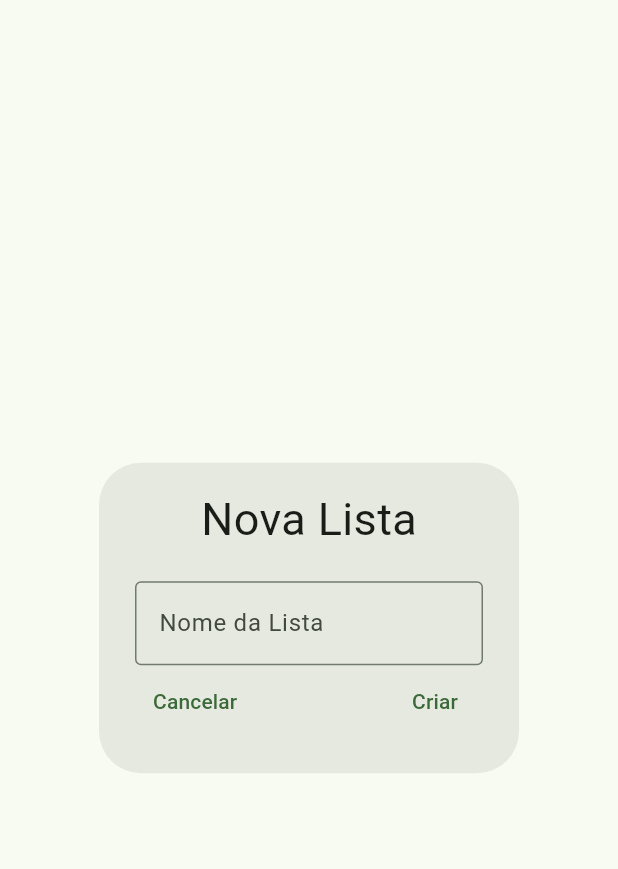
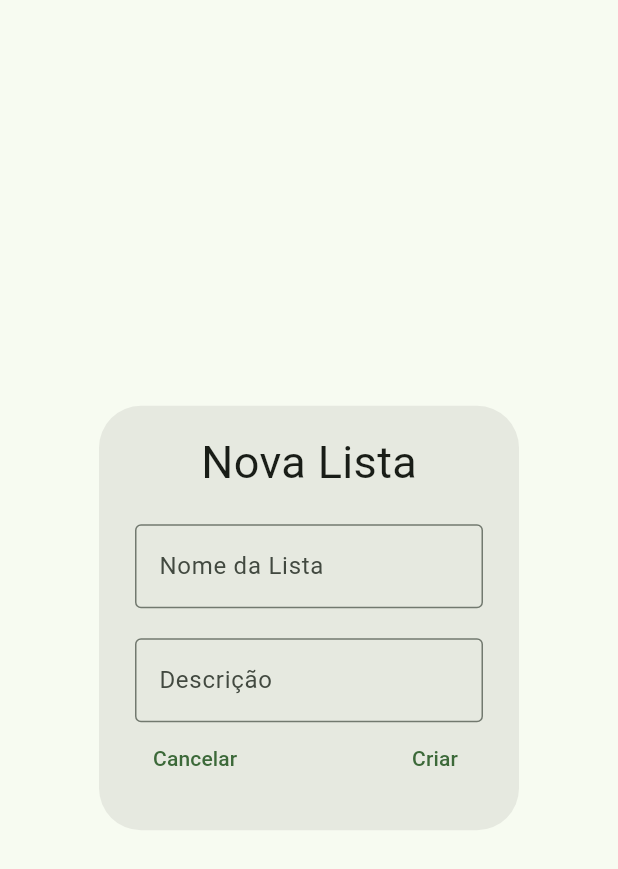
Before and after one commit to Trees-over-the-river/LDDM, a Flutter app: the CreateListsDialog widget shown alone on an empty page, opened directly, on a phone screen of 412 x 824 dp. Shown: the top 869 px of the screen. Run offline on Flutter 3.47's test engine with Material 2 defaults, Android fonts, the light colour scheme and no system bars; our stand-ins replace firebase_auth, firebase_core, flutter_contacts, reorderables, sqflite; accounts and stored records are empty; network calls fail.

Commit message:
feat: description for lists

```diff
--- a/lib/model/list.dart
+++ b/lib/model/list.dart
@@ -1,29 +1,35 @@
 import 'dart:math';
 
-class ItemList implements Comparable{
+class ItemList implements Comparable {
   String name;
   final int id;
+  String description = '';
 
   ItemList(
     this.id, {
     required this.name,
-  })  :
-        assert(name.isNotEmpty);
+    this.description = '',
+  }) : assert(name.isNotEmpty);
 
-  ItemList.fromRow(Map<String, Object?> row) : id = row['ID'] as int, name = row['NAME'] as String;
+  ItemList.fromRow(Map<String, Object?> row)
+      : id = row['ID'] as int,
+        name = row['NAME'] as String,
+        description = row['DESCRIPTION'] as String;
 
   ItemList.generateID({
     required this.name,
-  }) : id = Random().nextInt(1<<32);
+  }) : id = Random().nextInt(1 << 32);
 
   ItemList.empty({
     this.name = '',
-  }) : id = Random().nextInt(1<<32);
+    this.description = '',
+  }) : id = Random().nextInt(1 << 32);
 
   factory ItemList.fromJson(Map<String, dynamic> json) {
     return ItemList(
       json['id'],
       name: json['name'],
+      description: json['description'],
     );
   }
 
@@ -31,12 +37,11 @@ class ItemList implements Comparable{
   int compareTo(covariant ItemList other) => id.compareTo(id);
 
   @override
-  bool operator == (covariant ItemList other) => id == other.id;
+  bool operator ==(covariant ItemList other) => id == other.id;
 
   @override
   int get hashCode => id.hashCode;
 
   @override
   String toString() => 'ItemList, id = $id, name = $name';
-
 }
--- a/lib/widgets/create_lists_dialog.dart
+++ b/lib/widgets/create_lists_dialog.dart
@@ -51,9 +51,14 @@ class _CreateListsDialogState extends State<CreateListsDialog> {
                 initialValue: _list.name,
                 onSaved: (newValue) => _list.name = newValue!,
                 decoration: const InputDecoration(
-                  labelText: 'Nome da Lista',
-                  border: OutlineInputBorder()
+                    labelText: 'Nome da Lista', border: OutlineInputBorder()),
               ),
+              const SizedBox(height: 20),
+              TextFormField(
+                initialValue: _list.description,
+                onSaved: (newValue) => _list.description = newValue!,
+                decoration: const InputDecoration(
+                    labelText: 'Descrição', border: OutlineInputBorder()),
               ),
               Row(
                 mainAxisAlignment: MainAxisAlignment.spaceBetween,
```
Also changed, not shown: lib/database/listdb.dart (+12 -12 lines), 35 other files. Lines whose indentation alone changed are shown as unchanged.
